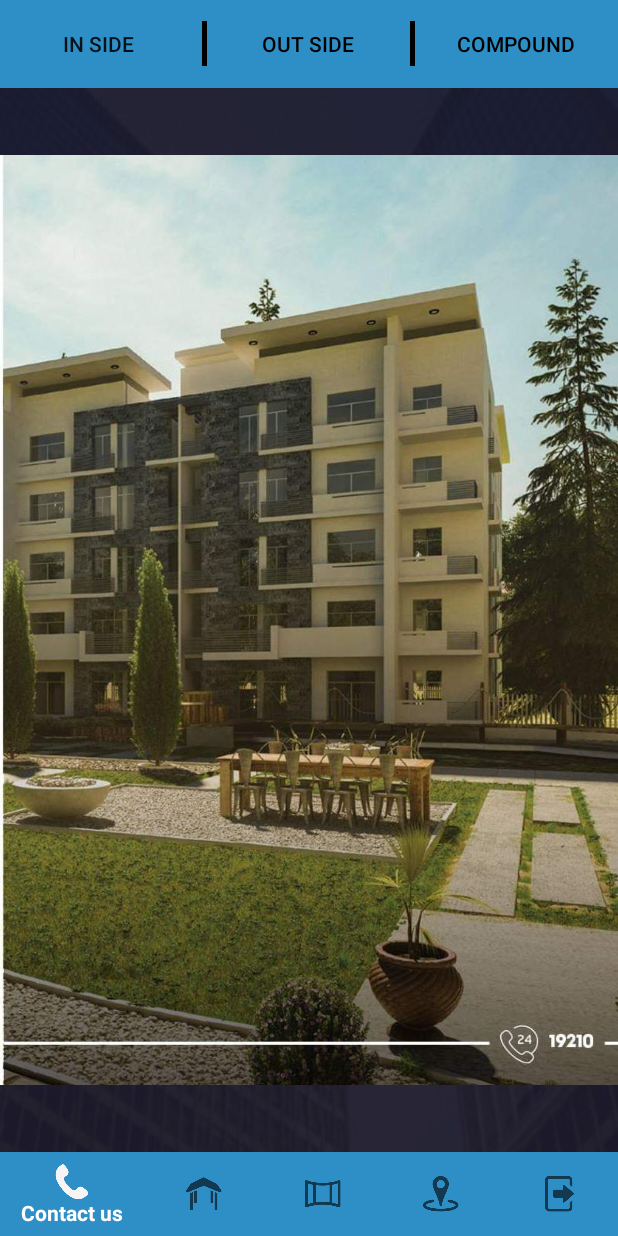
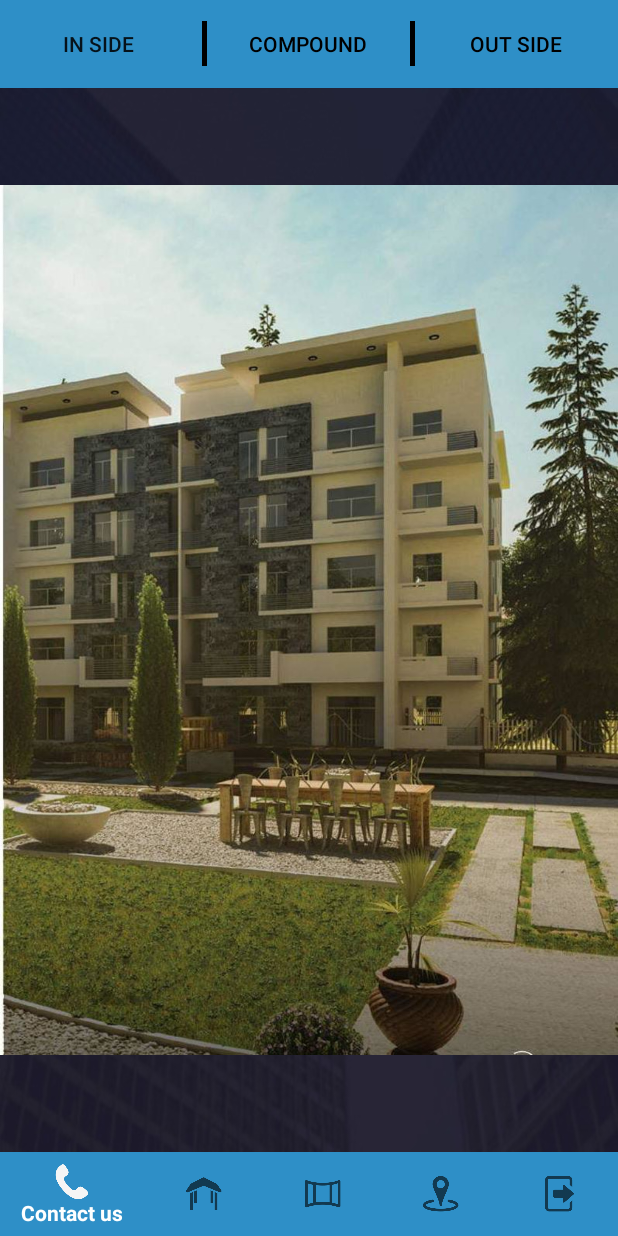
Before and after one commit to ebrahemkofe/AqarTest, an Android app: the fragment oustside_fragement placed in its activity, on a phone screen of 412 x 824 dp. Run offline under Robolectric (Android 15) with nearby library versions, the phone set to English and light mode, and no system bars; our stand-ins replace Firebase (no records; nobody signed in at launch, a user with empty details on screens opened directly); libraries missing offline, so code that uses them is left out: com.daimajia.slider; 5 statements that could not run were skipped.

Commit message:
-change position of outside and compound

```diff
--- a/app/src/main/java/com/example/maggy/aqartest/Activities/Login_activity.java
+++ b/app/src/main/java/com/example/maggy/aqartest/Activities/Login_activity.java
@@ -121,7 +121,7 @@ public class Login_activity extends AppCompatActivity {
 
                         Intent intent = new Intent(Login_activity.this, Home_activity.class);
                         startActivity(intent);
-                        Toast.makeText(Login_activity.this, emailOfuser, Toast.LENGTH_SHORT).show();
+//                        Toast.makeText(Login_activity.this, emailOfuser, Toast.LENGTH_SHORT).show();
 
                         break;
                     }
--- a/app/src/main/java/com/example/maggy/aqartest/Fargment/oustside_fragement.java
+++ b/app/src/main/java/com/example/maggy/aqartest/Fargment/oustside_fragement.java
@@ -17,7 +17,7 @@ public class oustside_fragement extends Fragment {
     @Override
     public View onCreateView(LayoutInflater inflater, ViewGroup container, Bundle savedInstanceState) {
          int[] Images = new int[]{
-                R.drawable.out,
+                R.drawable.outt,
                 R.drawable.out2,
                 R.drawable.out3,
 
--- a/app/src/main/res/layout/activity_home.xml
+++ b/app/src/main/res/layout/activity_home.xml
@@ -34,6 +34,20 @@ android:background="#2e8fc7"
             android:background="#000000"
             />
         <Button
+            android:id="@+id/Compound"
+            android:layout_margin="5dp"
+            android:layout_width="0dp"
+            android:layout_weight="1"
+            android:background="#2e8fc7"
+            android:text="compound"
+            android:textColor="#000"
+            android:layout_height="wrap_content" />
+        <TextView
+            android:layout_width="3dp"
+            android:layout_height="30dp"
+            android:background="#000000"
+            />
+        <Button
             android:id="@+id/outside"
             android:layout_margin="5dp"
             android:layout_width="0dp"
@@ -43,20 +57,7 @@ android:background="#2e8fc7"
             android:text="Out side"
             android:textColor="#000"
             android:layout_height="wrap_content" />
-        <TextView
-            android:layout_width="3dp"
-            android:layout_height="30dp"
-            android:background="#000000"
-            />
-        <Button
-            android:id="@+id/Compound"
-            android:layout_margin="5dp"
-            android:layout_width="0dp"
-            android:layout_weight="1"
-            android:background="#2e8fc7"
-            android:text="compound"
-            android:textColor="#000"
-            android:layout_height="wrap_content" />
+
 
 
     </LinearLayout>
--- a/app/src/main/res/layout/activity_login.xml
+++ b/app/src/main/res/layout/activity_login.xml
@@ -42,6 +42,7 @@
                 android:layout_marginRight="20dp"
                 android:background="@drawable/inputedittext"
                 android:hint="Enter your Email"
+                android:inputType="textEmailAddress"
                 android:lines="1"
                 android:paddingLeft="10dp"
                 android:textColorHint="#ffffff"
@@ -63,6 +64,7 @@
                 android:layout_marginRight="20dp"
                 android:background="@drawable/inputedittext"
                 android:hint="Enter your password"
+                android:inputType="textPassword"
                 android:lines="1"
                 android:paddingLeft="10dp"
                 android:textColorHint="#ffffff"
--- a/app/src/main/res/layout/activity_rejester.xml
+++ b/app/src/main/res/layout/activity_rejester.xml
@@ -44,6 +44,7 @@
             android:layout_marginBottom="10dp"
             android:background="@drawable/inputedittext"
             android:hint=" Email"
+            android:inputType="textEmailAddress"
             android:lines="1"
             android:paddingLeft="10dp"
             android:textColorHint="#ffffff"
@@ -61,6 +62,7 @@
             android:layout_marginBottom="10dp"
             android:background="@drawable/inputedittext"
             android:hint="Password"
+            android:inputType="textPassword"
             android:lines="1"
             android:paddingLeft="10dp"
             android:textColorHint="#ffffff"
@@ -78,6 +80,7 @@
             android:layout_marginBottom="10dp"
             android:background="@drawable/inputedittext"
             android:hint=" Phone number"
+            android:inputType="number"
             android:lines="1"
             android:paddingLeft="10dp"
             android:textColorHint="#ffffff"
--- a/build.gradle
+++ b/build.gradle
@@ -7,7 +7,7 @@ buildscript {
         jcenter()
     }
     dependencies {
-        classpath 'com.android.tools.build:gradle:3.1.1'
+        classpath 'com.android.tools.build:gradle:3.2.1'
         classpath 'com.google.gms:google-services:4.0.1'
 
 
```
Also changed, not shown: app/src/main/res/drawable/outt.jpeg (added), gradle/wrapper/gradle-wrapper.properties.
